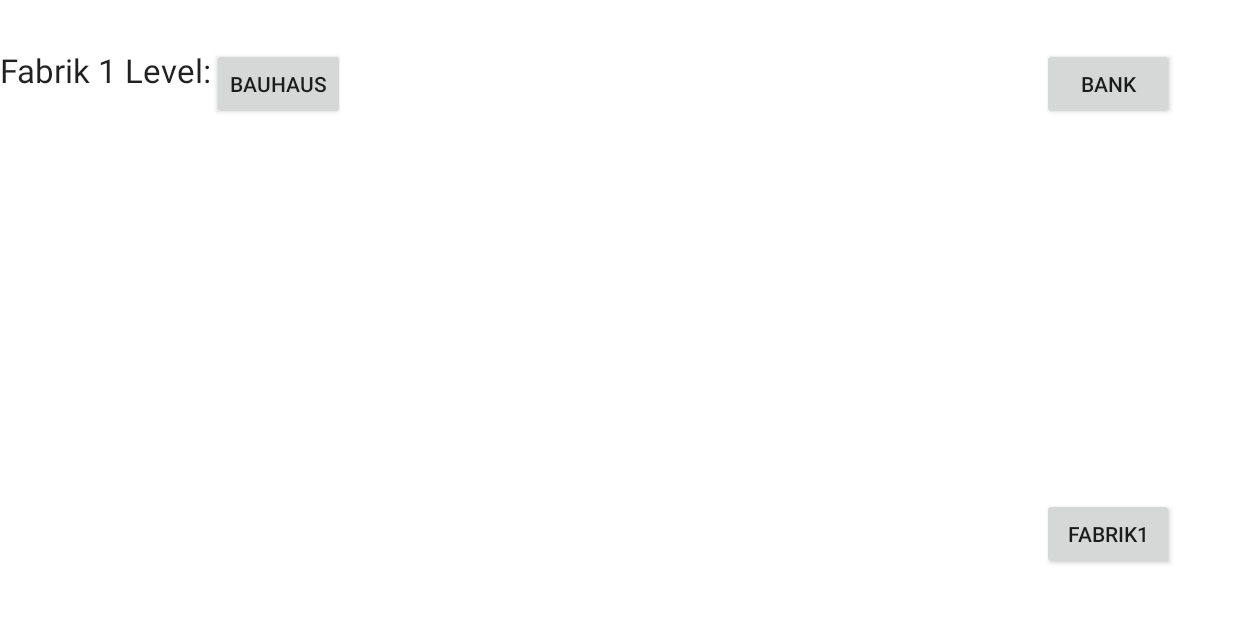
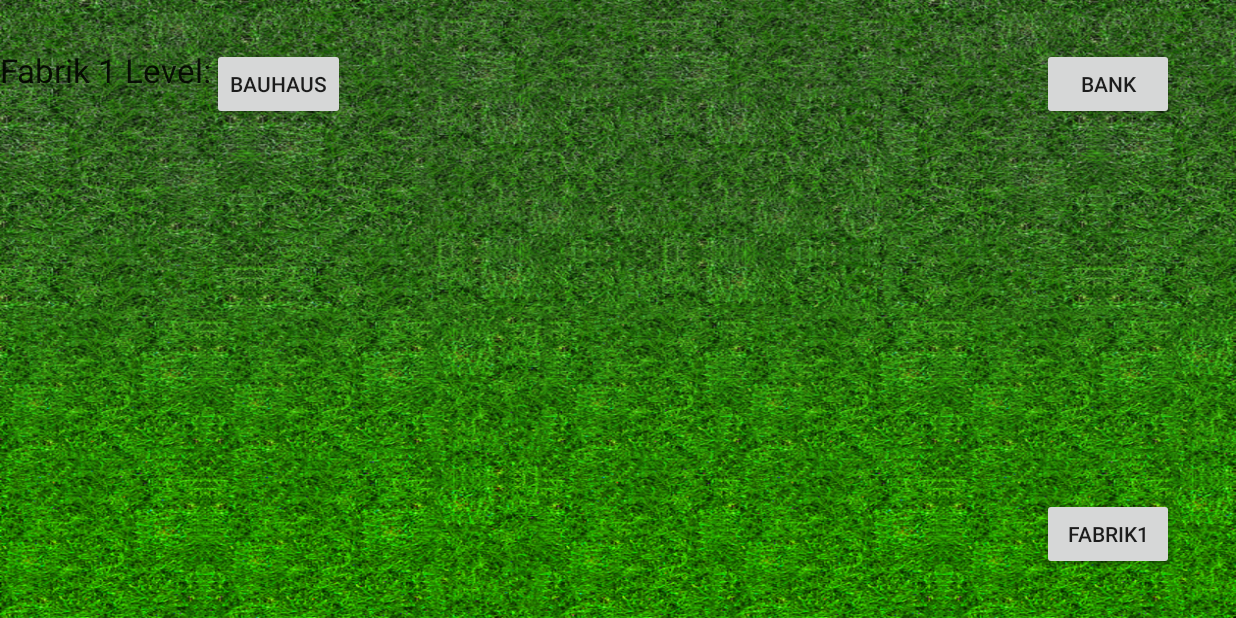
Before and after one commit to rodentooth/Royal_Industry, an Android app: the screen it shows after launch (MainActivity), on a phone screen of 824 x 412 dp (held sideways). Run offline under Robolectric (Android 15) with nearby library versions, the phone set to English and light mode, and no system bars; 4 statements that could not run were skipped.

Commit message:
Mainhintergrund verändert

```diff
--- a/app/src/main/res/layout/activity_main.xml
+++ b/app/src/main/res/layout/activity_main.xml
@@ -2,7 +2,7 @@
     xmlns:tools="http://schemas.android.com/tools"
     android:layout_width="match_parent"
     android:layout_height="match_parent"
-    android:background="#ffffff"
+    android:background="@drawable/hintergrundmaingame"
     tools:context="com.frozensparks.royalindustry.MainActivity"
     android:id="@+id/fullscreen_content">
 
```
